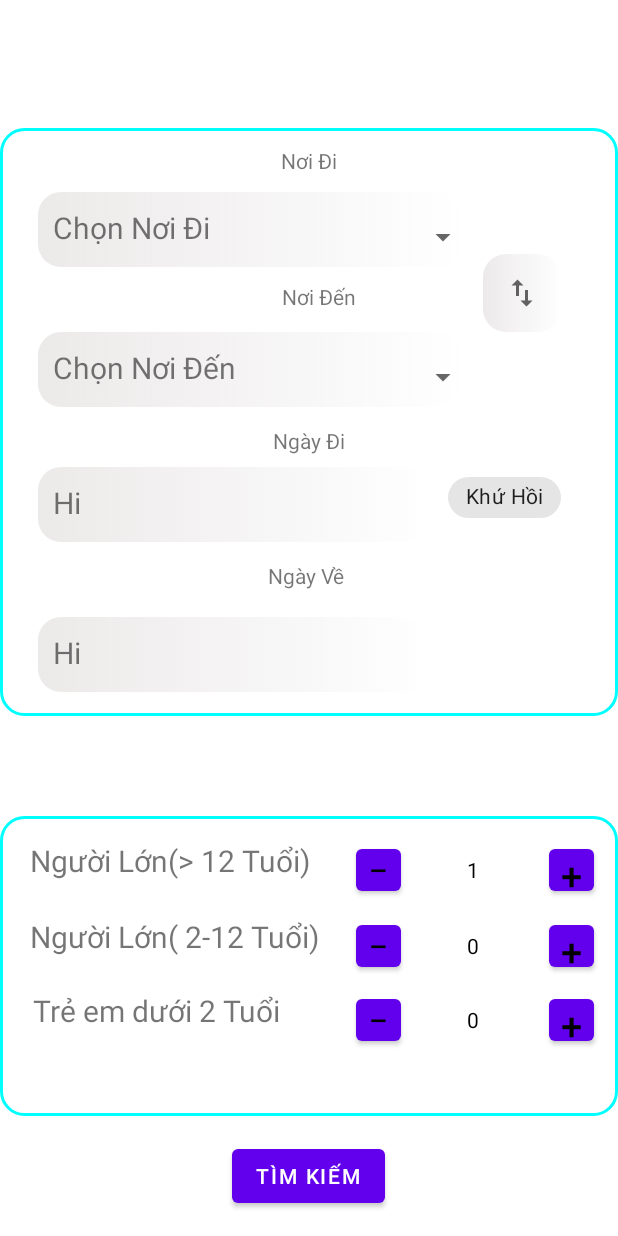
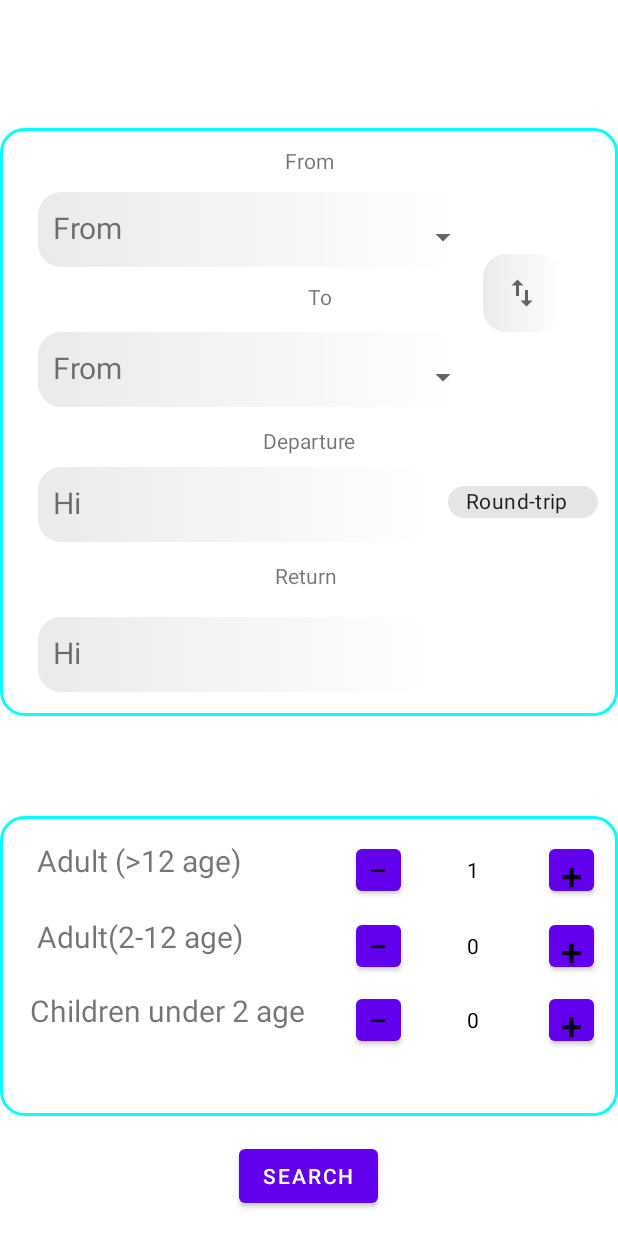
Before and after one commit to votrungnam456/Android_Booking_Flight, an Android app: the HomeActivity screen opened directly, with no data from a screen before it, on a phone screen of 412 x 824 dp. Run offline under Robolectric (Android 15) with nearby library versions, the phone set to English and light mode, and no system bars; libraries missing offline, so code that uses them is left out: com.thecode.aestheticdialogs; Roboto replaces fonts that are not available here.

Commit message:
update language vietnamese - english for app

```diff
--- a/BookingFilght/app/src/main/res/layout/activity_home.xml
+++ b/BookingFilght/app/src/main/res/layout/activity_home.xml
@@ -41,7 +41,7 @@
             android:drawableRight="@drawable/ic_baseline_arrow_drop_down_24"
             android:paddingLeft="10dp"
             android:paddingTop="10dp"
-            android:text="Chọn Nơi Đi"
+            android:text="@string/noidi"
             android:textSize="20dp"
             android:textStyle="normal"
             app:layout_constraintBottom_toBottomOf="parent"
@@ -60,7 +60,7 @@
             android:drawableRight="@drawable/ic_baseline_arrow_drop_down_24"
             android:paddingLeft="10dp"
             android:paddingTop="10dp"
-            android:text="Chọn Nơi Đến"
+            android:text="@string/noidi"
             android:textSize="20dp"
             android:textStyle="normal"
             app:layout_constraintEnd_toEndOf="parent"
@@ -102,12 +102,12 @@
         <com.google.android.material.chip.Chip
             android:id="@+id/chip4"
             style="@style/Widget.MaterialComponents.Chip.Choice"
-            android:layout_width="75dp"
-            android:layout_height="43dp"
+            android:layout_width="100dp"
+            android:layout_height="37dp"
             android:layout_marginStart="273dp"
             android:layout_marginBottom="124dp"
             android:checkable="true"
-            android:text="Khứ Hồi"
+            android:text="@string/khuhoi"
             android:theme="@style/Theme.MaterialComponents.Light"
             app:layout_constraintBottom_toBottomOf="parent"
             app:layout_constraintEnd_toEndOf="parent"
@@ -368,7 +368,7 @@
         android:layout_width="wrap_content"
         android:layout_height="wrap_content"
         android:layout_marginBottom="16dp"
-        android:text="Tìm Kiếm"
+        android:text="@string/search"
         app:layout_constraintBottom_toBottomOf="parent"
         app:layout_constraintEnd_toEndOf="parent"
         app:layout_constraintHorizontal_bias="0.498"
--- a/BookingFilght/app/src/main/res/layout/myprofile_fragment.xml
+++ b/BookingFilght/app/src/main/res/layout/myprofile_fragment.xml
@@ -213,7 +213,7 @@ android:layout_height="match_parent">
             android:layout_height="wrap_content"
             android:backgroundTint="#fece2f"
             android:fontFamily="@font/bungee"
-            android:text="Update"
+            android:text="@string/updateCustomer"
             android:textColor="#000" />
 
     </LinearLayout>
--- a/BookingFilght/app/src/main/res/values/strings.xml
+++ b/BookingFilght/app/src/main/res/values/strings.xml
@@ -9,11 +9,22 @@
     <string name="invalid_username">Not a valid username</string>
     <string name="invalid_password">Password must be >5 characters</string>
     <string name="login_failed">"Login failed"</string>
-    <string name="noidi">Nơi Đi</string>
-    <string name="noiden">Nơi Đến</string>
-    <string name="ngaydi">Ngày Đi</string>
-    <string name="ngayve">Ngày Về</string>
-    <string name="nguoitren12">Người Lớn(> 12 Tuổi)</string>
-    <string name="nguoiduoi12">Người Lớn( 2-12 Tuổi)</string>
-    <string name="trenho">Trẻ em dưới 2 Tuổi</string>
+    <string name="ngaydi">Departure</string>
+    <string name="ngayve">Return</string>
+    <string name="noidi">From</string>
+    <string name="noiden">To</string>
+    <string name="nguoitren12">Adult (>12 age)</string>
+    <string name="nguoiduoi12">Adult(2-12 age)</string>
+    <string name="trenho">Children under 2 age</string>
+    <string name="khuhoi">Round-trip</string>
+    <string name="search">Search</string>
+    <string name="toRegister">You are new customer ? Register now</string>
+    <string name="toLogin">Already have an Account ? Login now</string>
+    <string name="signIN">Sign in</string>
+    <string name="register">Register</string>
+    <string name="titleRegister">Register to begin your new journey</string>
+    <string name="typeTicket">Type ticket</string>
+    <string name="titleBooking">Where do you want to go?</string>
+    <string name="titleBooking2">Hello you!!</string>
+    <string name="updateCustomer">Update</string>
 </resources>
```
Also changed, not shown: BookingFilght/app/src/main/res/layout/activity_login.xml (+6 -8 lines), BookingFilght/app/src/main/res/layout/activity_register.xml (+7 -7 lines), BookingFilght/app/src/main/res/layout/setting_fragment.xml (+9 -10 lines), 1 other file.
